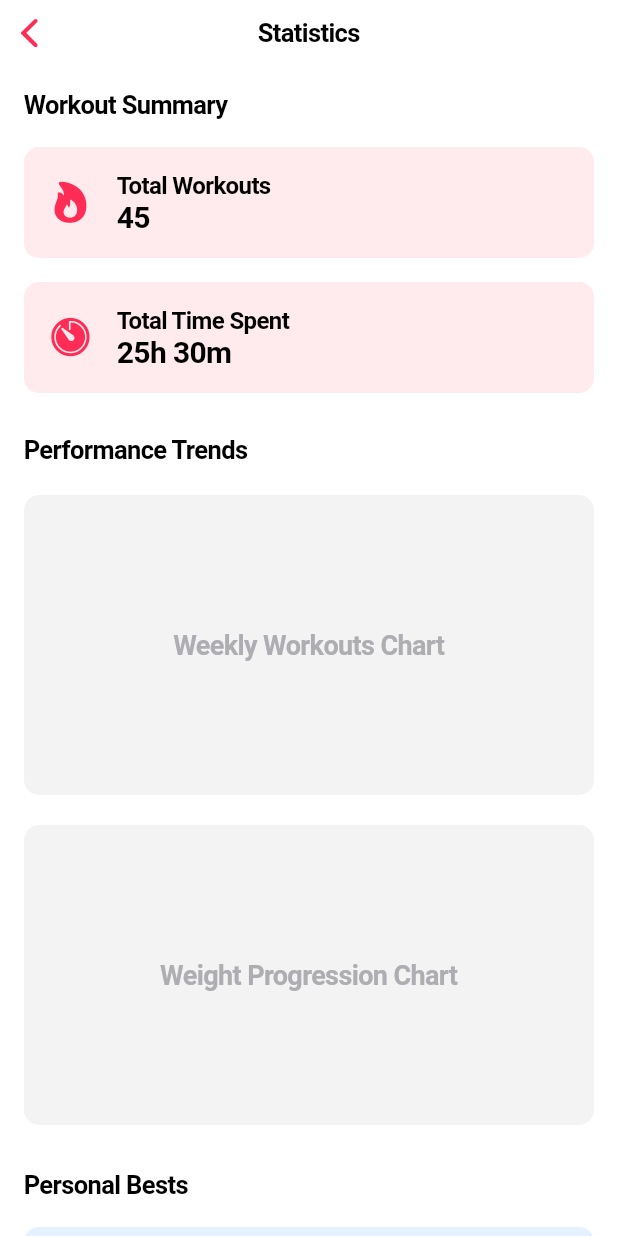
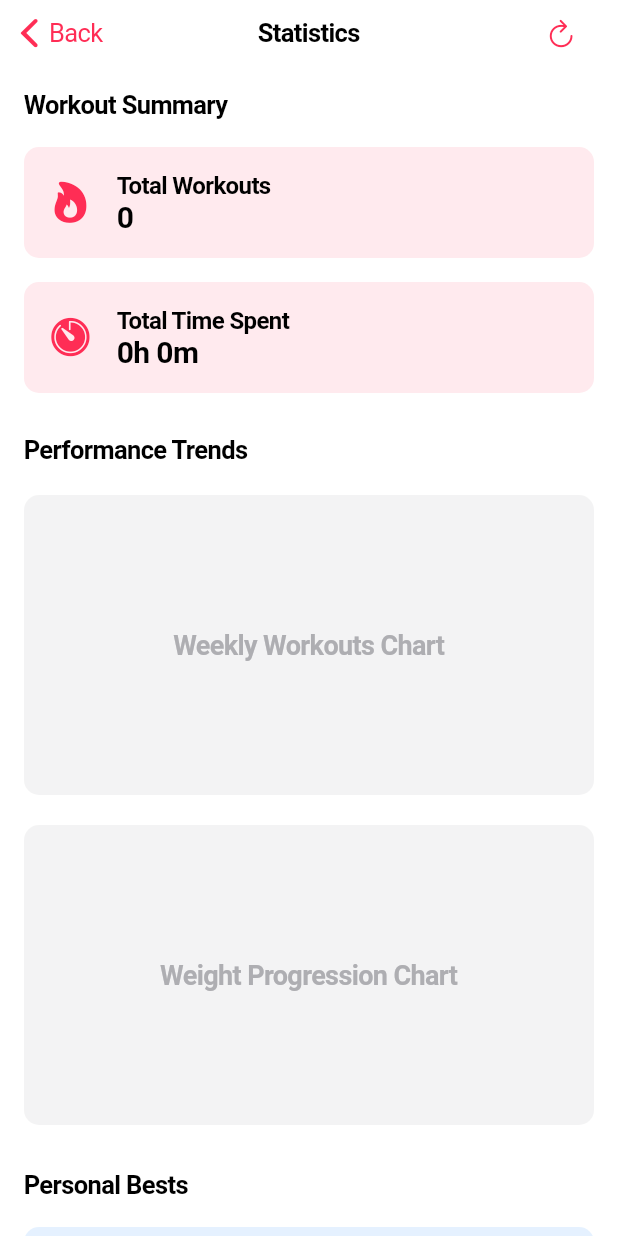
Before and after one commit to ChabanovX/gym-tracker, a Flutter app: the StatisticsPage screen opened directly, on a phone screen of 412 x 824 dp. Run offline on Flutter 3.47's test engine with Material 3 defaults, Android fonts, the phone set to English and light mode, and no system bars; our stand-ins replace flutter_bloc, get_it, hive, hive_flutter; accounts and stored records are empty.

Commit message:
Added not working code. Do not give a shit. Stats page

```diff
--- a/lib/presentation/pages/stats_page.dart
+++ b/lib/presentation/pages/stats_page.dart
@@ -1,14 +1,56 @@
 import 'package:flutter/cupertino.dart';
+import 'package:flutter_bloc/flutter_bloc.dart'; // Import Bloc
+import '../../blocs/workout_bloc/workout_bloc.dart'; // Adjust the path as needed
+import '../../blocs/workout_bloc/workout_state.dart'; // Adjust the path as needed
 
 class StatisticsPage extends StatelessWidget {
   const StatisticsPage({super.key});
 
   @override
   Widget build(BuildContext context) {
+    return BlocBuilder<WorkoutBloc, WorkoutState>(
+      builder: (context, state) {
+        // Initialize variables to hold dynamic data
+        int totalWorkouts = 0;
+        String totalTimeSpent = '0h 0m'; // Placeholder
+        // You can add more dynamic variables here as needed
+
+        // Check the current state and extract data accordingly
+        if (state is WorkoutLoadingState) {
+          // While loading, show a loading indicator
           return CupertinoPageScaffold(
-      navigationBar: CupertinoNavigationBar(
-        middle: const Text('Statistics'),
+            navigationBar: _buildNavigationBar(),
+            child: Center(child: CupertinoActivityIndicator()),
+          );
+        } else if (state is WorkoutLoadedState) {
+          // Extract total workouts
+          totalWorkouts = state.workouts.length;
+
+          // Example: Calculate total time spent based on workouts
+          // This assumes each workout has a 'duration' field in minutes
+          // Modify according to your actual data structure
+          totalTimeSpent = state.workouts.fold<int>(
+                  0, (sum, workout) => sum + (workout.duration ?? 0))
+              .let((totalMinutes) =>
+                  '${(totalMinutes ~/ 60)}h ${(totalMinutes % 60)}m');
+
+          // You can add more calculations here for other statistics
+        } else if (state is WorkoutErrorState) {
+          // If there's an error, display an error message
+          return CupertinoPageScaffold(
+            navigationBar: _buildNavigationBar(),
+            child: Center(
+              child: Text(
+                state.message,
+                style: TextStyle(color: CupertinoColors.systemRed),
               ),
+            ),
+          );
+        }
+
+        // Once data is loaded, build the Statistics Page
+        return CupertinoPageScaffold(
+          navigationBar: _buildNavigationBar(),
           child: SafeArea(
             child: SingleChildScrollView(
               padding: const EdgeInsets.all(16),
@@ -18,18 +60,20 @@ class StatisticsPage extends StatelessWidget {
                   // Summary Section
                   Text(
                     'Workout Summary',
-                style: CupertinoTheme.of(context).textTheme.navTitleTextStyle,
+                    style: CupertinoTheme.of(context)
+                        .textTheme
+                        .navTitleTextStyle,
                   ),
                   const SizedBox(height: 10),
                   _buildSummaryTile(
                     title: 'Total Workouts',
-                value: '45',
+                    value: '$totalWorkouts',
                     icon: CupertinoIcons.flame_fill,
                     color: CupertinoColors.systemPink,
                   ),
                   _buildSummaryTile(
                     title: 'Total Time Spent',
-                value: '25h 30m',
+                    value: totalTimeSpent,
                     icon: CupertinoIcons.timer_fill,
                     color: CupertinoColors.systemPink,
                   ),
@@ -38,7 +82,9 @@ class StatisticsPage extends StatelessWidget {
                   // Charts Section
                   Text(
                     'Performance Trends',
-                style: CupertinoTheme.of(context).textTheme.navTitleTextStyle,
+                    style: CupertinoTheme.of(context)
+                        .textTheme
+                        .navTitleTextStyle,
                   ),
                   const SizedBox(height: 10),
                   _buildPlaceholderChart('Weekly Workouts'), // Placeholder for chart
@@ -48,7 +94,9 @@ class StatisticsPage extends StatelessWidget {
                   // Personal Bests Section
                   Text(
                     'Personal Bests',
-                style: CupertinoTheme.of(context).textTheme.navTitleTextStyle,
+                    style: CupertinoTheme.of(context)
+                        .textTheme
+                        .navTitleTextStyle,
                   ),
                   const SizedBox(height: 10),
                   _buildPersonalBestTile(
@@ -64,10 +112,34 @@ class StatisticsPage extends StatelessWidget {
             ),
           ),
         );
+      },
+    );
+  }
+
+  CupertinoNavigationBar _buildNavigationBar() {
+    return CupertinoNavigationBar(
+      previousPageTitle: "Back",
+      middle: const Text('Statistics'),
+      trailing: CupertinoButton(
+        padding: const EdgeInsets.all(10),
+        child: const Icon(
+          CupertinoIcons.refresh,
+        ),
+        onPressed: () {
+          // Optionally, you can trigger a reload of statistics
+          context.read<WorkoutBloc>().add(LoadWorkoutsEvent());
+        },
+      ),
+    );
   }
 
   // Helper method to build summary tiles
-  Widget _buildSummaryTile({required String title, required String value, required IconData icon, required Color color}) {
+  Widget _buildSummaryTile({
+    required String title,
+    required String value,
+    required IconData icon,
+    required Color color,
+  }) {
     return Container(
       margin: const EdgeInsets.symmetric(vertical: 8),
       padding: const EdgeInsets.all(16),
@@ -128,7 +200,10 @@ class StatisticsPage extends StatelessWidget {
   }
 
   // Personal best tile
-  Widget _buildPersonalBestTile({required String title, required String value}) {
+  Widget _buildPersonalBestTile({
+    required String title,
+    required String value,
+  }) {
     return Container(
       margin: const EdgeInsets.symmetric(vertical: 8),
       padding: const EdgeInsets.all(16),
@@ -158,3 +233,7 @@ class StatisticsPage extends StatelessWidget {
     );
   }
 }
+
+extension Let<T> on T {
+  R let<R>(R Function(T it) op) => op(this);
+}
```
Lines whose indentation alone changed are shown as unchanged.
